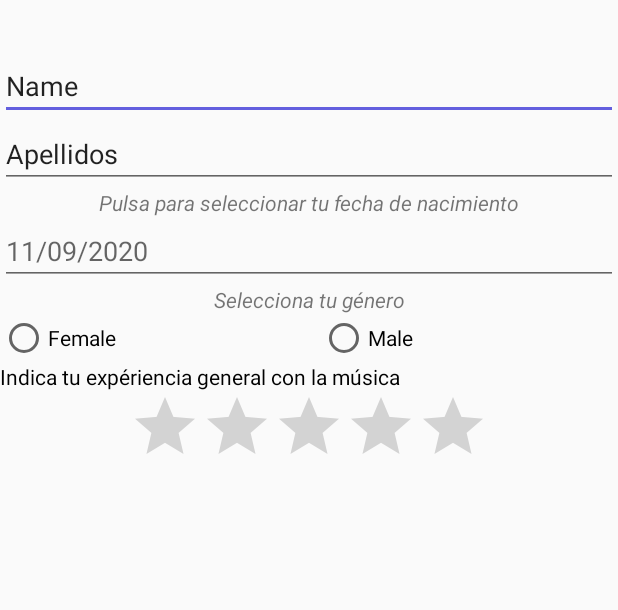
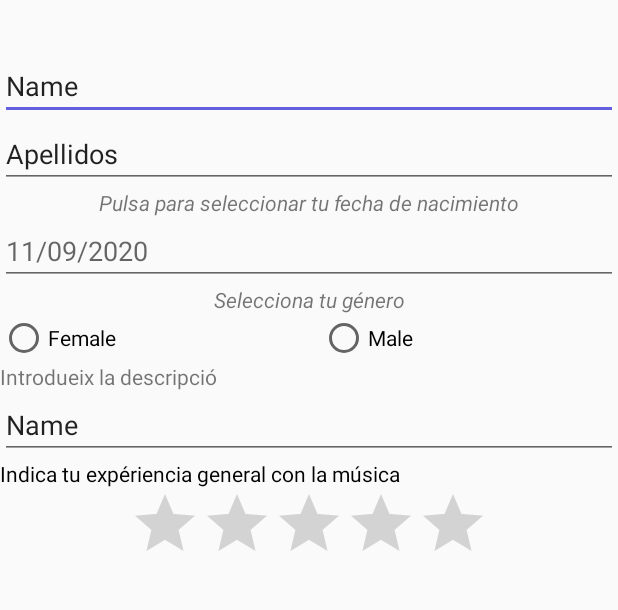
Before and after one commit to AntoniCarolMateo/urbandapp, an Android app: the layout dialog_set_profile_step1.xml on its own in the app's theme, with its tools: preview values and no code run, on a phone screen of 412 x 824 dp, the part 205-815 px from its top. Run offline under Robolectric (Android 15) with nearby library versions, the phone set to English and light mode, and no system bars; Roboto replaces fonts that are not available here.

Commit message:
Inici menu amb el Logout, descripció usuari

```diff
--- a/app/build.gradle
+++ b/app/build.gradle
@@ -51,4 +51,5 @@ dependencies {
     testImplementation("com.squareup.okhttp3:okhttp:3.4.1")
     implementation 'androidx.lifecycle:lifecycle-extensions:2.2.0'
     implementation 'com.google.android.gms:play-services-maps:17.0.0'
+    implementation 'androidx.mediarouter:mediarouter:1.1.0'
 }
--- a/app/src/main/java/cat/udl/urbandapp/viewmodel/UserViewModel.java
+++ b/app/src/main/java/cat/udl/urbandapp/viewmodel/UserViewModel.java
@@ -82,7 +82,7 @@ public class UserViewModel extends AndroidViewModel {
         repository.getAllUsers();
     }
 
-    public void setProfileInfo(String name, String surname, int exp, String birth, String gender) {
+    public void setProfileInfo(String name, String surname, int exp, String birth, String gender, String desc) {
         String header = this.mPreferences.getString("token","");
         JsonObject json = new JsonObject();
         json.addProperty("name", name);
@@ -90,6 +90,8 @@ public class UserViewModel extends AndroidViewModel {
         json.addProperty("expirience", exp);
         json.addProperty("birthdate", birth);
         json.addProperty("gender", gender);
+        json.addProperty("description", desc);
+
 
         repository.setProfileInfo(header, json);
     }
--- a/app/src/main/res/layout/dialog_set_profile_step1.xml
+++ b/app/src/main/res/layout/dialog_set_profile_step1.xml
@@ -120,6 +120,20 @@
         </RadioGroup>
 
         <TextView
+            android:id="@+id/textView3"
+            android:layout_width="match_parent"
+            android:layout_height="wrap_content"
+            android:text="Introdueix la descripció" />
+
+        <EditText
+            android:id="@+id/editText_desc"
+            android:layout_width="match_parent"
+            android:layout_height="wrap_content"
+            android:ems="10"
+            android:inputType="textPersonName"
+            android:text="Name" />
+
+        <TextView
             android:id="@+id/textView8"
             android:layout_width="match_parent"
             android:layout_height="wrap_content"
```
Also changed, not shown: app/src/main/java/cat/udl/urbandapp/DefaultActivity.java (+31 -2 lines), app/src/main/java/cat/udl/urbandapp/dialogs/DialogSetProfileStep1.java (+5 -2 lines), app/src/main/res/menu/menu_activity.xml (added, +11 -0 lines).
